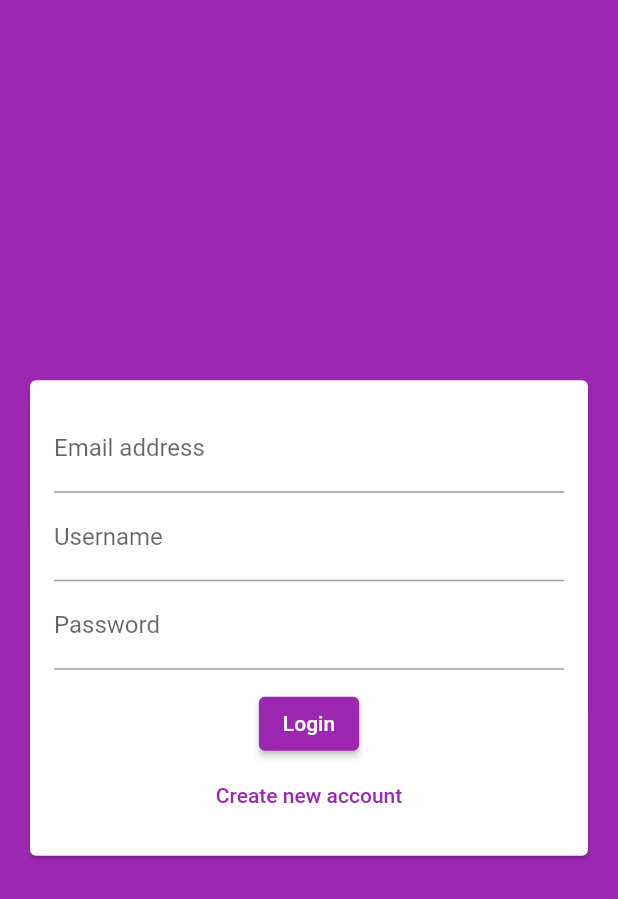
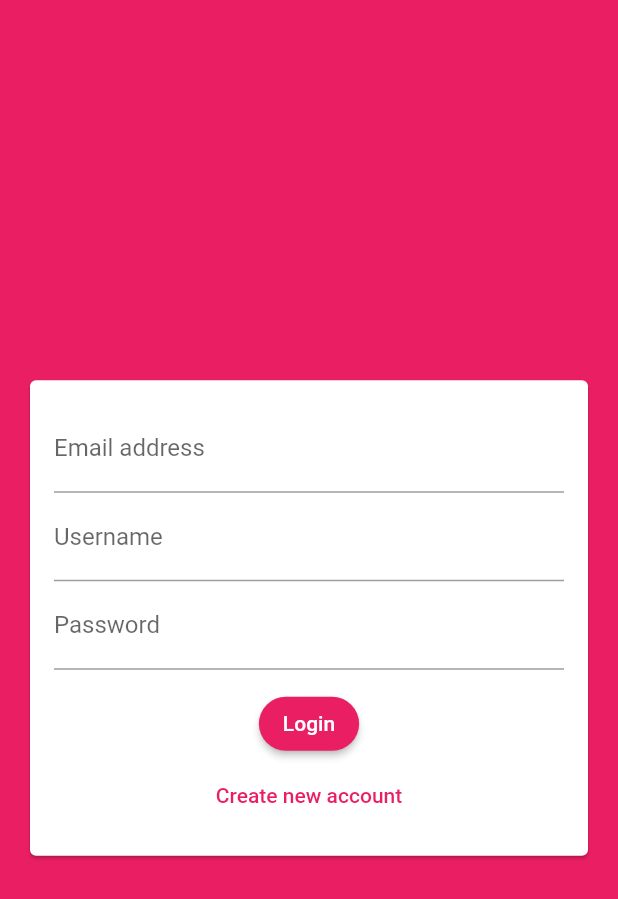
Before and after one commit to gopigoppu/learn_flutter, a Flutter app: the screen it shows after launch, on a phone screen of 412 x 824 dp. Shown: the top 899 px of the screen. Run offline on Flutter 3.47's test engine with Material 2 defaults, Android fonts, the phone set to English and light mode, and no system bars; our stand-ins replace cloud_firestore, firebase_core, geolocator, google_maps_flutter, image_picker, shared_preferences and 1 more; accounts and stored records are empty.

Commit message:
app theme update

```diff
--- a/lib/chat/chat_app_main.dart
+++ b/lib/chat/chat_app_main.dart
@@ -15,7 +15,7 @@ class _ChatAppState extends State<ChatApp> {
   Widget build(BuildContext context) {
     return MaterialApp(
       title: 'ChatApp',
-      theme: chatTheme(),
+      theme: chatTheme(context),
       home: AuthScreen(),
     );
   }
--- a/lib/chat/widgets/auth/auth_form.dart
+++ b/lib/chat/widgets/auth/auth_form.dart
@@ -41,6 +41,9 @@ class _AuthFormState extends State<AuthForm> {
                     child: Text('Login'),
                   ),
                   TextButton(
+                    style: TextButton.styleFrom(
+                      foregroundColor: Theme.of(context).primaryColor,
+                    ),
                     onPressed: (() {}),
                     child: Text('Create new account'),
                   )
--- a/lib/main.dart
+++ b/lib/main.dart
@@ -106,16 +106,18 @@ ThemeData shopTheme() {
   return theme;
 }
 
-ThemeData chatTheme() {
+ThemeData chatTheme(context) {
   final theme = ThemeData(
-    primarySwatch: Colors.purple,
+    primarySwatch: Colors.pink,
+    backgroundColor: Colors.pink,
     // pageTransitionsTheme: PageTransitionsTheme(builders: {
     //   TargetPlatform.android: CustomPageTransistionBuilder(),
     //   TargetPlatform.iOS: CustomPageTransistionBuilder(),
     // }),
     colorScheme: ColorScheme.fromSwatch().copyWith(
-      primary: Colors.purple,
-      secondary: Colors.deepOrange,
+      primary: Colors.pink,
+      secondary: Colors.deepPurple,
+      brightness: Brightness.light,
     ),
     canvasColor: const Color.fromRGBO(255, 254, 229, 1),
     fontFamily: 'Lato',
@@ -129,8 +131,18 @@ ThemeData chatTheme() {
           ),
         ),
     buttonTheme: const ButtonThemeData(
-      textTheme: ButtonTextTheme.normal,
-      buttonColor: Colors.white,
+      textTheme: ButtonTextTheme.primary,
+      buttonColor: Colors.pink,
+    ),
+    elevatedButtonTheme: ElevatedButtonThemeData(
+      style: ButtonStyle(
+          backgroundColor: MaterialStateProperty.resolveWith<Color>(
+              (states) => Theme.of(context).primaryColor),
+          shape: MaterialStateProperty.resolveWith<OutlinedBorder>((_) {
+            return RoundedRectangleBorder(
+              borderRadius: BorderRadius.circular(20),
+            );
+          })),
     ),
     primaryTextTheme: TextTheme(
       headline6: TextStyle(color: Colors.white),
@@ -195,7 +207,7 @@ class _MyAppState extends State<MyApp> {
   @override
   Widget build(BuildContext context) {
     return MaterialApp(
-      theme: chatTheme(),
+      theme: chatTheme(context),
       debugShowCheckedModeBanner: false,
       home: ChatApp(),
     );
```
